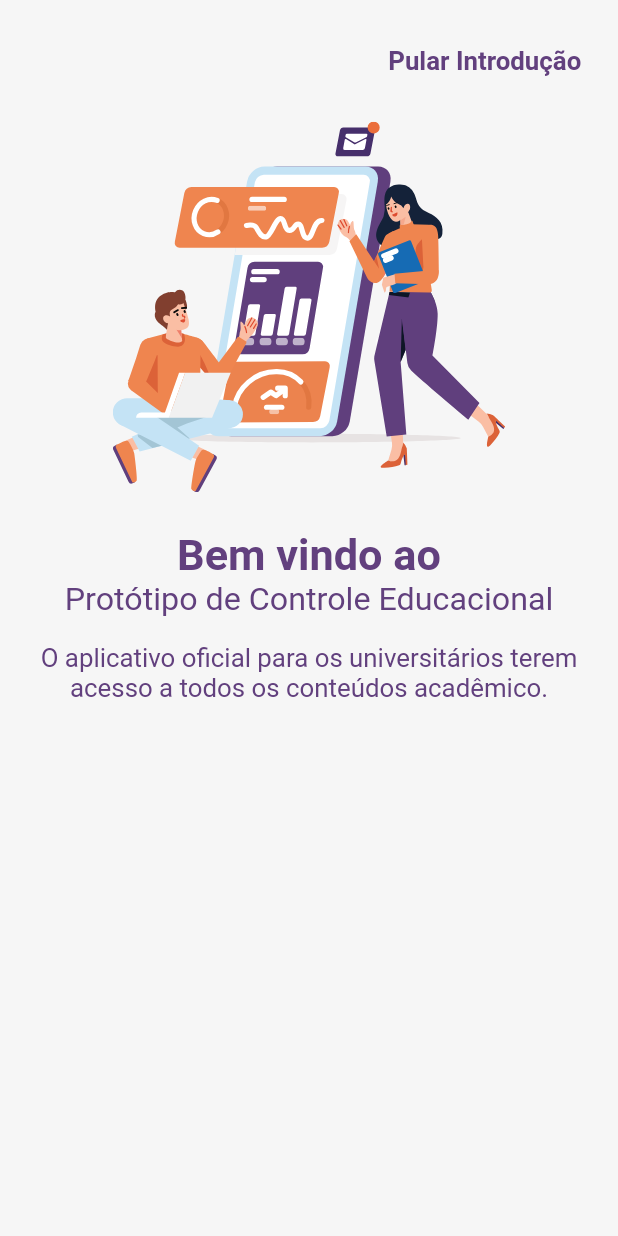
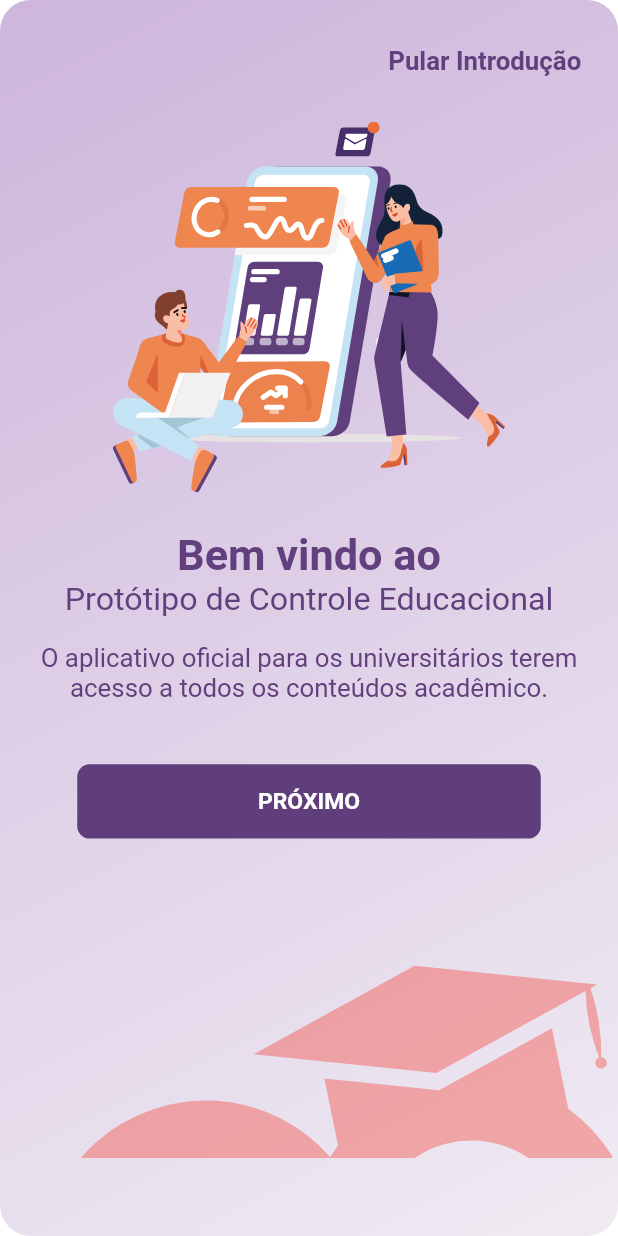
Before and after one commit to WilliamDCGomes/prototipo-controle-educacional, a Flutter app: the screen it shows after launch, on a phone screen of 412 x 824 dp. Run offline on Flutter 3.47's test engine with Material 2 defaults, Android fonts, the phone set to English and light mode, and no system bars; our stand-ins replace flutter_svg, get, responsive_sizer, rounded_loading_button.

```diff
--- a/lib/app.dart
+++ b/lib/app.dart
@@ -11,8 +11,8 @@ class App extends StatelessWidget {
   @override
   Widget build(BuildContext context) {
     SystemChrome.setSystemUIOverlayStyle(SystemUiOverlayStyle(
-      statusBarColor: AppColors().standardColor,
-      systemNavigationBarColor: AppColors().standardColor,
+      statusBarColor: AppColors().appBarColor,
+      systemNavigationBarColor: AppColors().bottomBarColor,
     ));
 
     return ResponsiveSizer(builder: (context, orientation, screentype) {
--- a/lib/app/views/componentsWidgets/buttonWidget.dart
+++ b/lib/app/views/componentsWidgets/buttonWidget.dart
@@ -34,11 +34,11 @@ class ButtonWidget extends StatelessWidget {
         onPressed: onPressed,
         style: ButtonStyle(
           backgroundColor: MaterialStateProperty.all<Color>(
-            backgroundColor ?? AppColors().whiteColor,
+            backgroundColor ?? AppColors().backgroundButtonColor,
           ),
           shape: MaterialStateProperty.all<RoundedRectangleBorder>(
             RoundedRectangleBorder(
-              borderRadius: BorderRadius.circular(radioButton ?? 5.h),
+              borderRadius: BorderRadius.circular(radioButton ?? 1.h),
             ),
           ),
         ),
--- a/lib/app/views/componentsWidgets/textButtonWidget.dart
+++ b/lib/app/views/componentsWidgets/textButtonWidget.dart
@@ -19,7 +19,7 @@ class TextFieldWidget extends StatelessWidget {
         onPressed: onTap,
         style: TextButton.styleFrom(
           primary: AppColors().purpleDefaultColor,
-          backgroundColor: AppColors().backgroundFirstScreenColor,
+          backgroundColor: AppColors().transparentColor,
         ),
         child: TextWidget(
           hintText ?? "",
--- a/lib/app/views/pages/tabletPhonePages/welcomePageTabletPhonePage.dart
+++ b/lib/app/views/pages/tabletPhonePages/welcomePageTabletPhonePage.dart
@@ -6,6 +6,7 @@ import 'package:projeto_tcc/app/views/stylePages/appColors.dart';
 import 'package:responsive_sizer/responsive_sizer.dart';
 import '../../../controllers/welcomePageController.dart';
 import '../../../helpers/paths.dart';
+import '../../componentsWidgets/buttonWidget.dart';
 import '../../componentsWidgets/textButtonWidget.dart';
 
 class WelcomePageTabletPhonePage extends StatefulWidget {
@@ -22,10 +23,21 @@ class _WelcomePageTabletPhonePageState extends State<WelcomePageTabletPhonePage>
   Widget build(BuildContext context) {
     controller = Get.put(WelcomePageController());
 
-    return Scaffold(
-      backgroundColor: AppColors().backgroundFirstScreenColor,
+    return Container(
+      decoration: BoxDecoration(
+        borderRadius: BorderRadius.circular(2.5.h),
+        gradient: LinearGradient(
+          begin: Alignment.topLeft,
+          end: Alignment.bottomRight,
+          colors: AppColors().backgroundFirstScreenColor,
+        ),
+      ),
+      child: Scaffold(
+        backgroundColor: AppColors().transparentColor,
         body: SafeArea(
-        child: Column(
+          child: Stack(
+            children: [
+              Column(
                 crossAxisAlignment: CrossAxisAlignment.stretch,
                 children: [
                   Padding(
@@ -34,6 +46,7 @@ class _WelcomePageTabletPhonePageState extends State<WelcomePageTabletPhonePage>
                       mainAxisAlignment: MainAxisAlignment.end,
                       children: [
                         TextFieldWidget(
+
                           hintText: "Pular Introdução",
                           onTap: () => controller.jumpIntroduction(),
                         ),
@@ -75,10 +88,30 @@ class _WelcomePageTabletPhonePageState extends State<WelcomePageTabletPhonePage>
                             maxLines: 10,
                           ),
                         ),
+                        Padding(
+                          padding: EdgeInsets.only(top: 5.h),
+                          child: ButtonWidget(
+                            hintText: "PRÓXIMO",
+                            fontWeight: FontWeight.bold,
+                            widthButton: 75.w,
+                          ),
+                        ),
                       ],
                     ),
-            )
+                  ),
                 ],
+              ),
+              Padding(
+                padding: EdgeInsets.only(top: 70.h),
+                child: SvgPicture.asset(
+                  '${Paths().svgsPath}Ilustracao_Rodape.svg',
+                  height: 30.h,
+                  width: 100.w,
+                  color: Colors.red,
+                ),
+              ),
+            ],
+          ),
         ),
       ),
     );
--- a/lib/app/views/stylePages/appColors.dart
+++ b/lib/app/views/stylePages/appColors.dart
@@ -11,9 +11,14 @@ class AppColors {
   final Color blackColor = Colors.black;
   final Color transparentColor = Colors.transparent;
   final Color standardColor = Color(0XFF62407E);
+  final Color appBarColor = Color(0XFF492260);
+  final Color bottomBarColor = Color(0XFF664583);
   final Color greenColor = const Color(0XFF008001);
   final Color blackColor91Percent = const Color(0XFF919191);
   final Color grayColor = const Color(0XFFE1E1E1);
-  final Color backgroundFirstScreenColor = const Color(0XFFF6F6F6);
   final Color purpleDefaultColor = const Color(0XFF62407E);
+  final Color backgroundColor = const Color(0XFFF2F1F1);
+  final Color backgroundButtonColor = const Color(0XFF603E7C);
+
+  final List<Color> backgroundFirstScreenColor = const [Color(0XFFCDB5DB), Color(0XFFF0EBF3)];
 }
--- a/pubspec.yaml
+++ b/pubspec.yaml
@@ -39,21 +39,21 @@ flavorizr:
   flavors:
     dev:
       app:
-        name: "Protótipo de Controle Educacional DEV"
+        name: "PCE DEV"
       android:
         applicationId: "com.trabalhotcc.prototipo_controle_educacional_dev"
       ios:
         bundleId: "com.trabalhotcc.prototipo_controle_educacional_dev"
     hmlg:
       app:
-        name: "Protótipo de Controle Educacional HMLG"
+        name: "PCE HMLG"
       android:
         applicationId: "com.trabalhotcc.prototipo_controle_educacional_hmlg"
       ios:
         bundleId: "com.trabalhotcc.prototipo_controle_educacional_hmlg"
     prod:
       app:
-        name: "Protótipo de Controle Educacional"
+        name: "PCE"
       android:
         applicationId: "com.trabalhotcc.prototipo_controle_educacional"
       ios:
```
Also changed, not shown: lib/app/views/pages/initialPage.dart (+43 -2 lines), lib/app/assets/images/background.png (added), lib/app/assets/images/logo_pce.png (added), lib/app/assets/svgs/Background.svg (added), 33 other files. Lines whose indentation alone changed are shown as unchanged.
